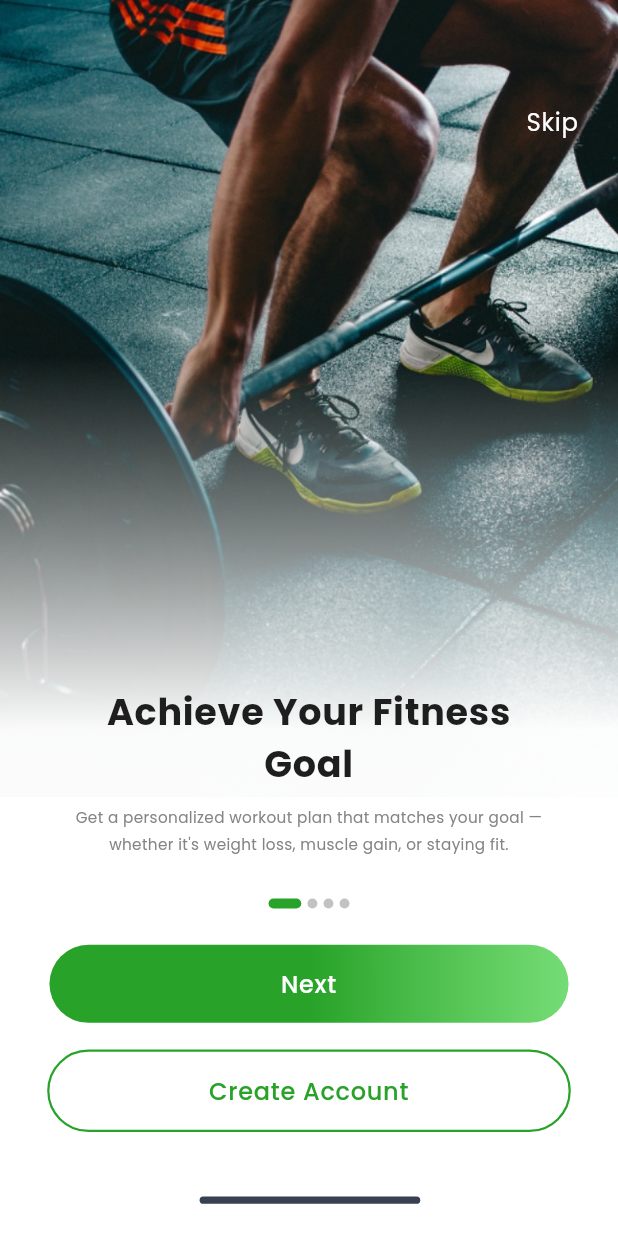
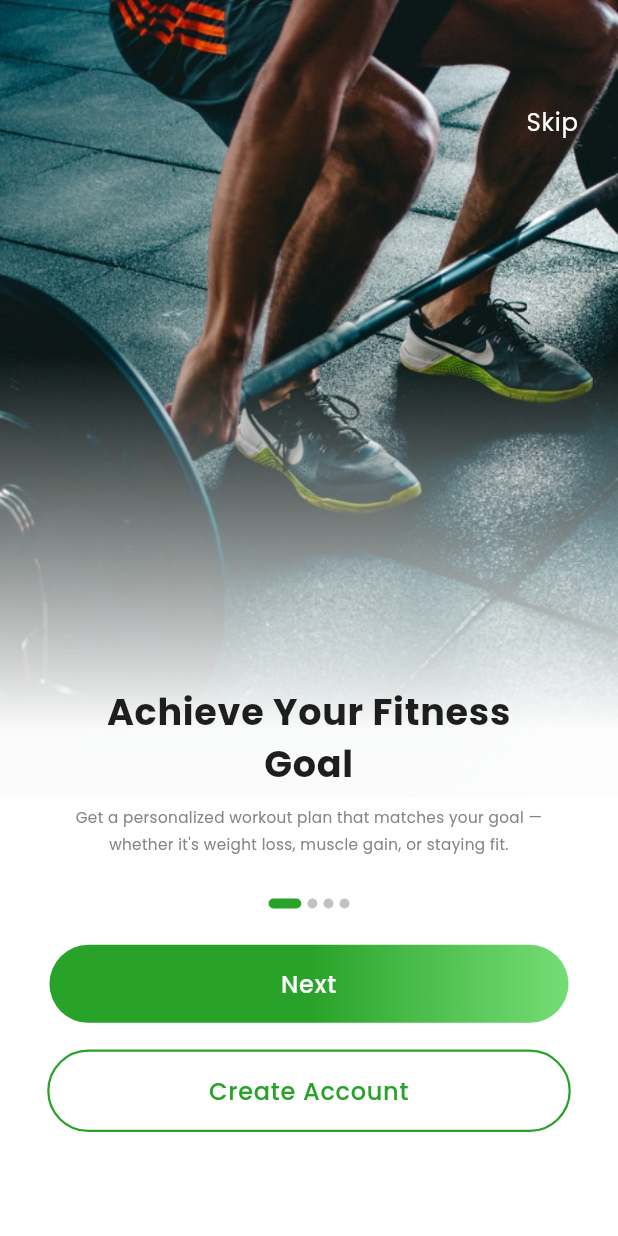
Before and after one commit to moelsayed1/the_track_fit, a Flutter app: the screen it shows after launch, on a phone screen of 412 x 824 dp. Run offline on Flutter 3.47's test engine with Material 3 defaults, Android fonts, the light colour scheme and no system bars; our stand-ins replace flutter_screenutil, go_router, lottie.

Commit message:
remove a container

```diff
--- a/lib/features/onboarding/presentation/screens/onboarding1_screen.dart
+++ b/lib/features/onboarding/presentation/screens/onboarding1_screen.dart
@@ -111,36 +111,6 @@ class Onboarding1Screen extends StatelessWidget {
                 ),
               ),
             ),
-
-
-
-            // Bottom safe area (home indicator)
-            Positioned(
-              left: 0,
-              bottom: 0,
-              child: SizedBox(
-                width: responsive.screenWidth,
-                height: responsive.hp(4.2),
-                child: Stack(
-                  children: [
-                    Positioned(
-                      left: responsive.wp(32.3),
-                      bottom: responsive.hp(2.6),
-                      child: Container(
-                        width: responsive.wp(35.7),
-                        height: responsive.hp(0.6),
-                        decoration: ShapeDecoration(
-                          color: AppColors.darkGray,
-                          shape: RoundedRectangleBorder(
-                            borderRadius: BorderRadius.circular(100),
-                          ),
-                        ),
-                      ),
-                    ),
-                  ],
-                ),
-              ),
-            ),
           ],
         ),
       ),
```
Also changed, not shown: lib/features/onboarding/presentation/screens/onboarding2_screen.dart (+0 -30 lines), lib/features/onboarding/presentation/screens/onboarding3_screen.dart (+0 -30 lines), lib/features/onboarding/presentation/screens/onboarding4_screen.dart (+0 -30 lines).
